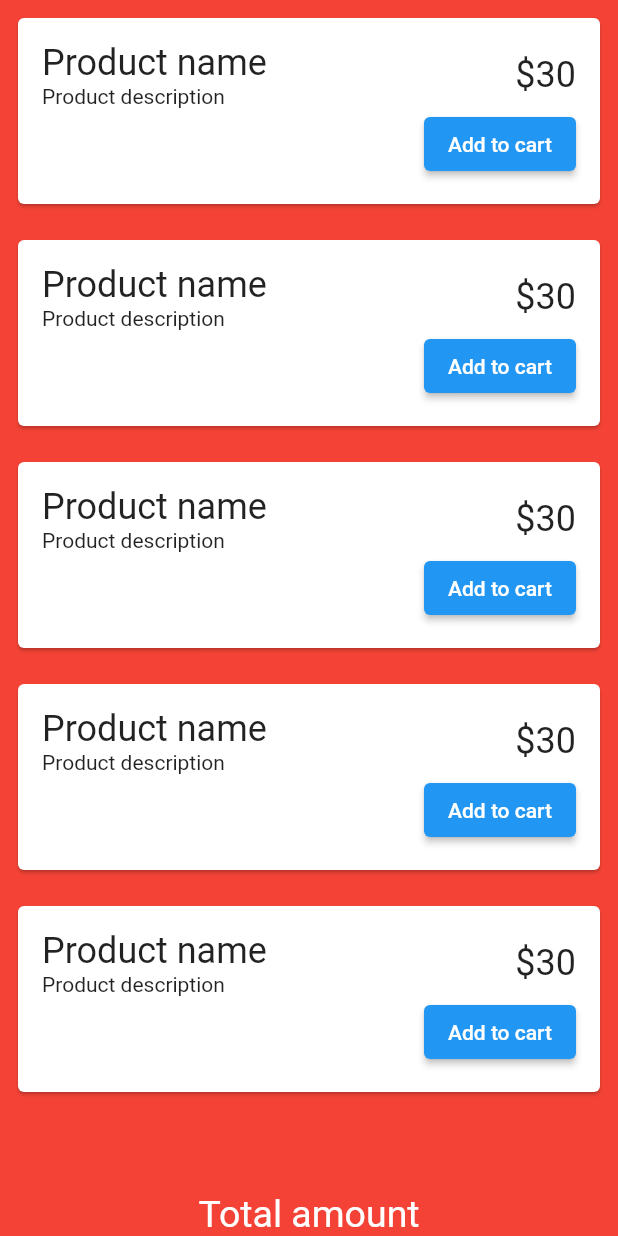
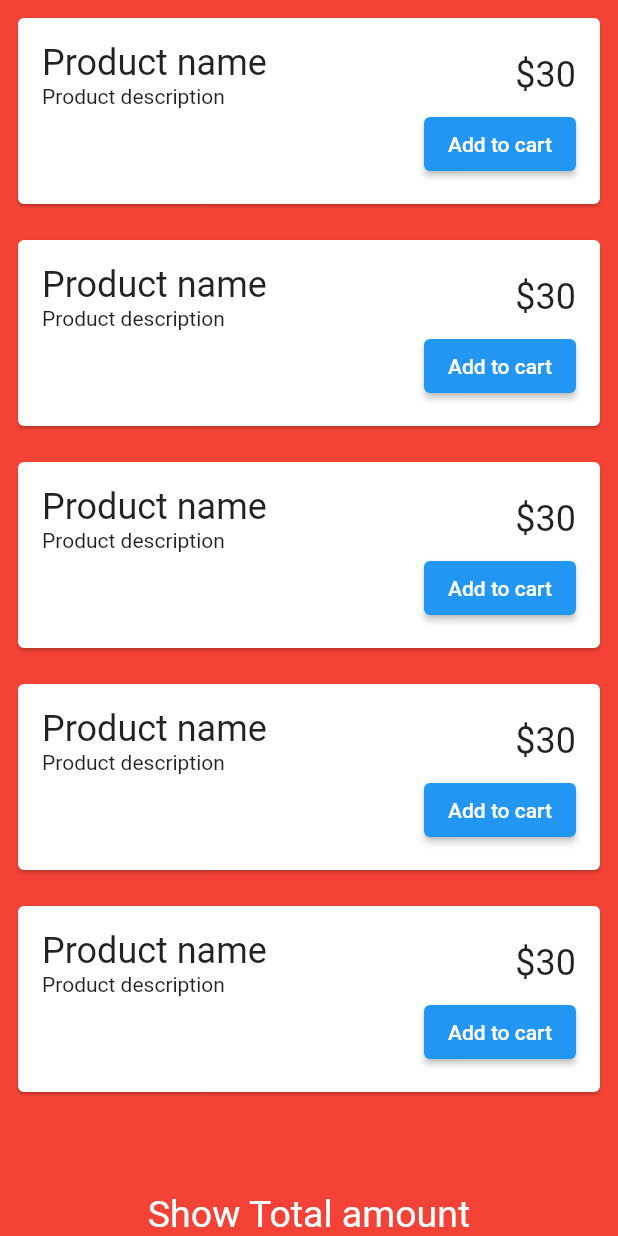
Before and after one commit to bsj2776/univery_flutter_2022, a Flutter app: the ShoppingPage screen opened directly, on a phone screen of 412 x 824 dp. Run offline on Flutter 3.47's test engine with Material 2 defaults, Android fonts, the phone set to English and light mode, and no system bars; our stand-ins replace firebase_auth, firebase_core, get, google_sign_in; accounts and stored records are empty.

Commit message:
test commit

```diff
--- a/lib/order/view/shopping_page.dart
+++ b/lib/order/view/shopping_page.dart
@@ -51,7 +51,7 @@ class ShoppingPage extends StatelessWidget{
           SizedBox(
             height: 30,
           ),
-          Text('Total amount', style: TextStyle(//화면 맨 아래 가운데 글자
+          Text('Show Total amount', style: TextStyle(//화면 맨 아래 가운데 글자
             fontSize: 25,
             color: Colors.white
           ),)
```
